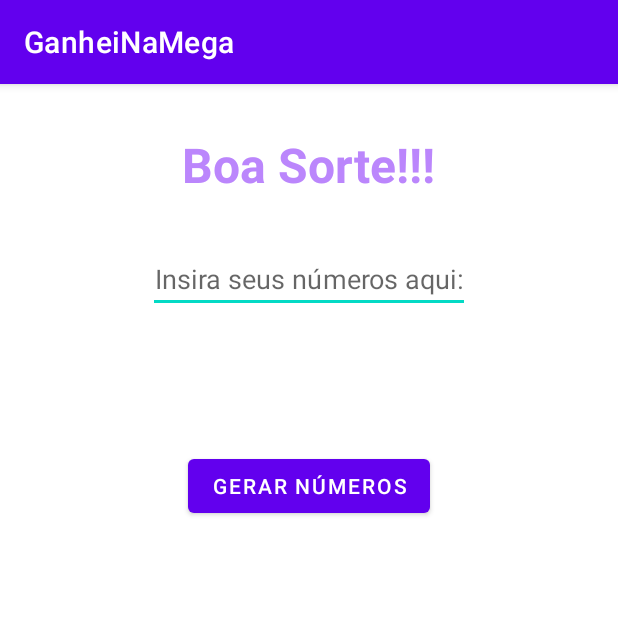
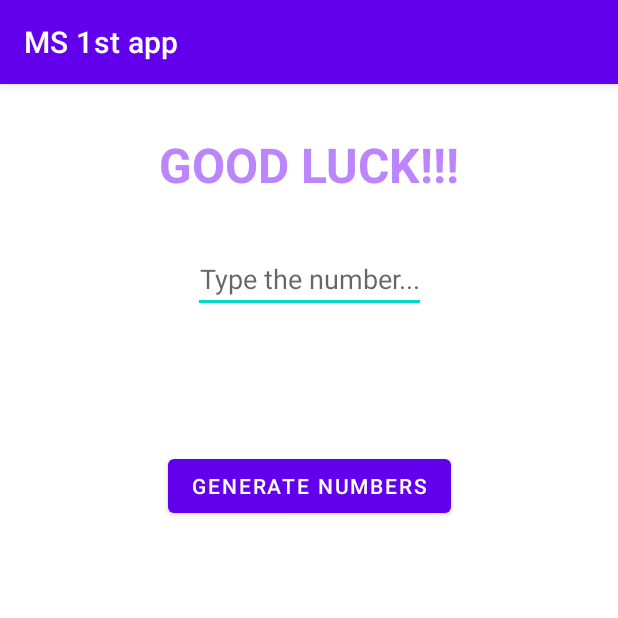
Before and after one commit to RiannReis/MS-1st-app, an Android app: the screen it shows after launch (MainActivity), on a phone screen of 412 x 824 dp, the top half of it. Run offline under Robolectric (Android 15) with nearby library versions, the phone set to English and light mode, and no system bars.

```diff
--- a/app/src/main/res/values/strings.xml
+++ b/app/src/main/res/values/strings.xml
@@ -1,6 +1,6 @@
 <resources>
-    <string name="app_name">GanheiNaMega</string>
-    <string name="title">Boa Sorte!!!</string>
-    <string name="hint_msg">Insira seus números aqui:</string>
-    <string name="btngen_numbers">GERAR NÚMEROS</string>
+    <string name="app_name">MS 1st app</string>
+    <string name="title">GOOD LUCK!!!</string>
+    <string name="hint_msg">Type the number...</string>
+    <string name="btngen_numbers">GENERATE NUMBERS</string>
 </resources>
```
Also changed, not shown: app/src/main/java/co/tiagoaguiar/ganheinamega/MainActivity.kt (+37 -2 lines).
